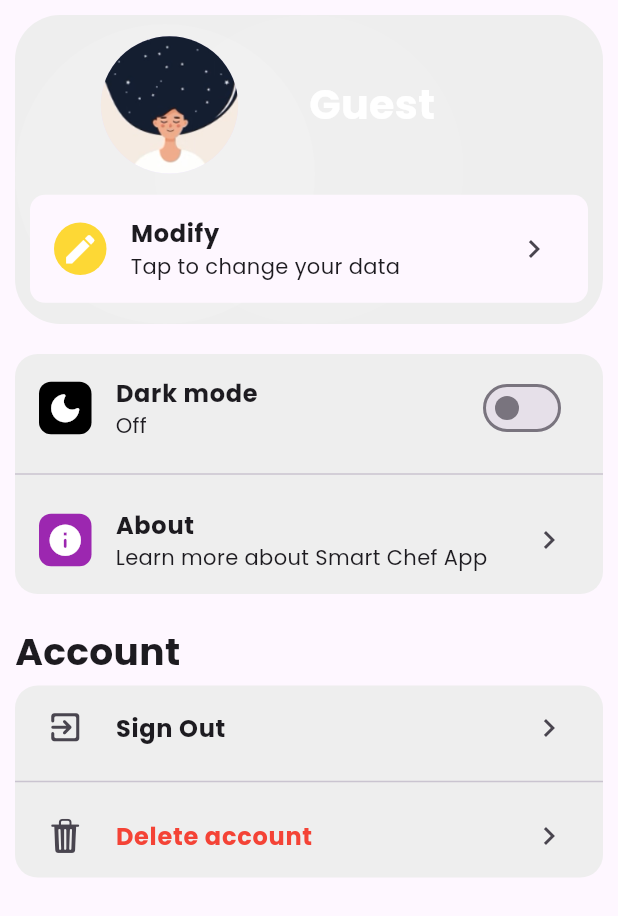
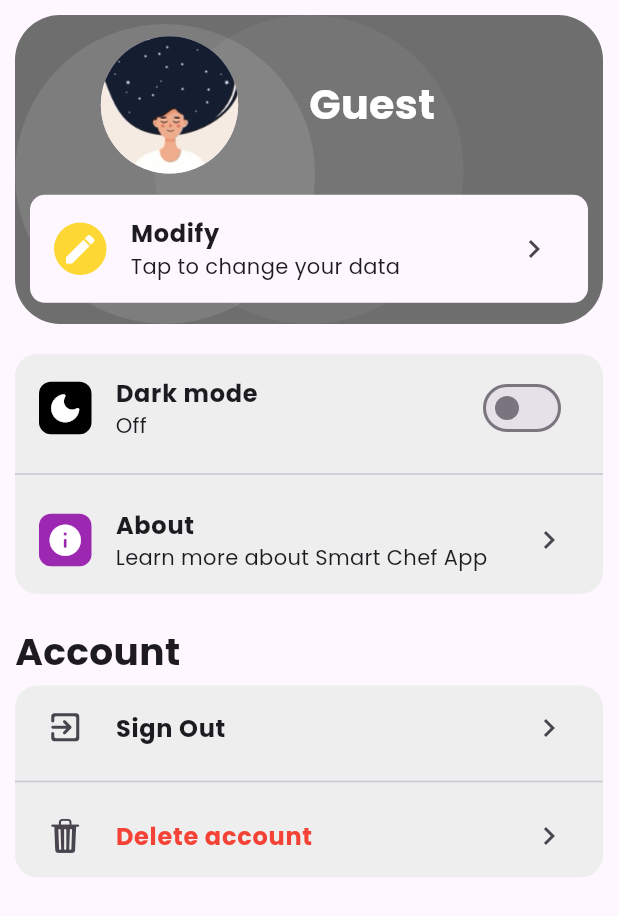
Before and after one commit to Nikmrz/Smart-Recipe-Generator-Flutter, a Flutter app: the Profile screen opened directly, on a phone screen of 412 x 824 dp. Shown: the top 916 px of the screen. Run offline on Flutter 3.47's test engine with Material 3 defaults, Android fonts, the light colour scheme and no system bars; drawn by our look-alikes of babstrap_settings_screen; our stand-ins replace flashy_tab_bar2, get, get_storage, google_fonts, shared_preferences; missing offline and left inert: flutter_timer_countdown; accounts and stored records are empty; network calls fail.

Commit message:
change bg color of profile username

```diff
--- a/lib/app/modules/home/views/Screens/profile.dart
+++ b/lib/app/modules/home/views/Screens/profile.dart
@@ -56,7 +56,7 @@ class _ProfileState extends State<Profile> {
           children: [
             // User card
             BigUserCard(
-              backgroundColor: Colors.grey[200]!, // Light grey
+              backgroundColor: const Color.fromARGB(255, 110, 110, 110)!, // Light grey
               userName: userName,
               userProfilePic: AssetImage("assets/introduction_animation/introduction_image.png"),
               cardActionWidget: SettingsItem(
```
